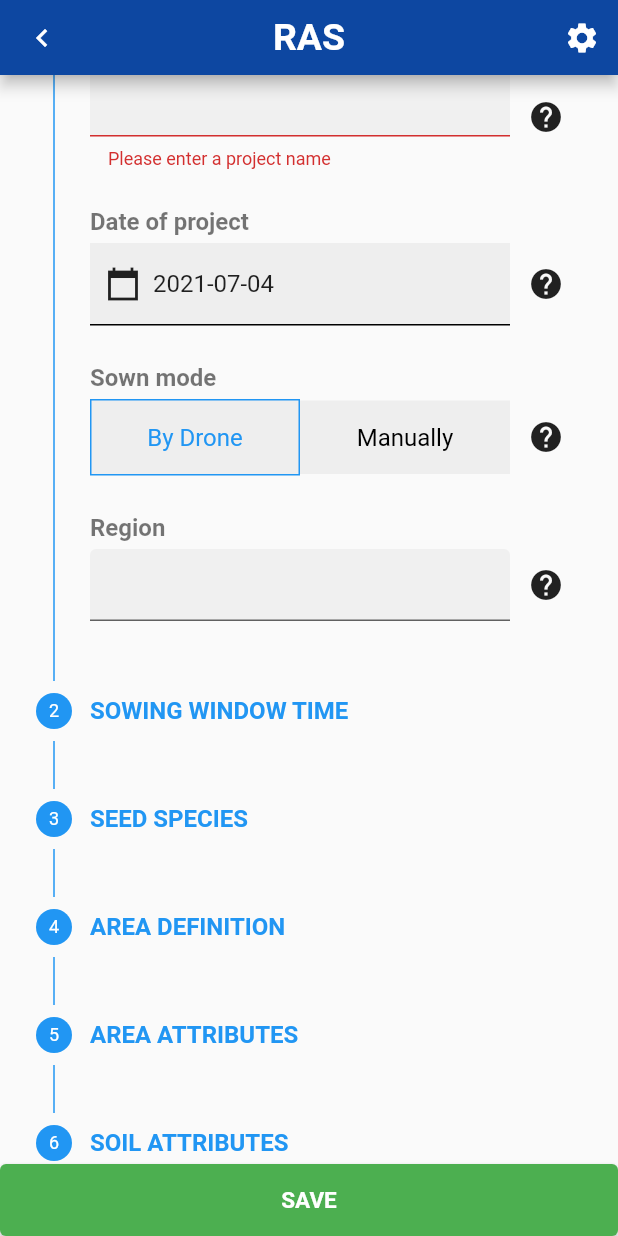
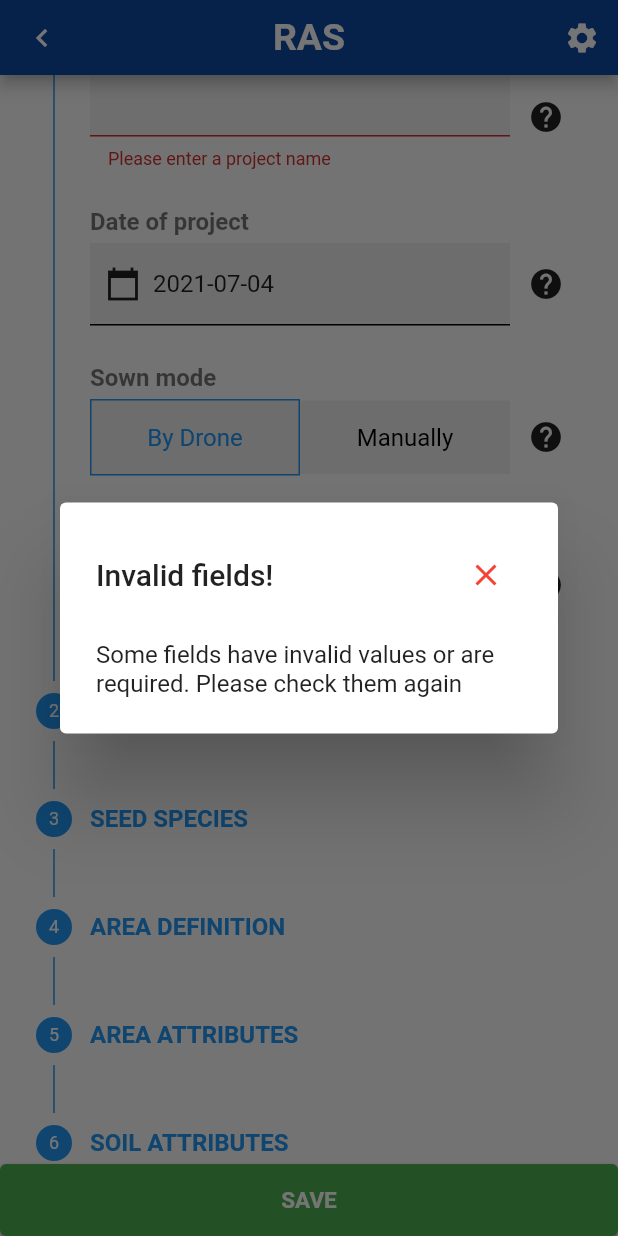
Before and after one commit to LiquidGalaxyLAB/reforestation-assistant-simulator, a Flutter app: the ProjectBuilder screen opened directly with empty values, scrolled down 128 dp, after a tap on "SAVE", on a phone screen of 412 x 824 dp. Run offline on Flutter 3.47's test engine with Material 2 defaults, Android fonts, the phone set to English and light mode, and no system bars; our stand-ins replace geolocator, google_maps_flutter, image_picker, permission_handler, sembast, shared_preferences; missing offline and left inert: ssh; accounts and stored records are empty.

Commit message:
added validation to form fields

```diff
--- a/ras/lib/screens/ProjectBuilder.dart
+++ b/ras/lib/screens/ProjectBuilder.dart
@@ -108,7 +108,10 @@ class _ProjectBuilderState extends State<ProjectBuilder> {
                   onPressed: () {
                     Navigator.of(context).pop();
                   },
-                  icon: Icon(Icons.close, color: Colors.red,),
+                  icon: Icon(
+                    Icons.close,
+                    color: Colors.red,
+                  ),
                 ),
               ],
             ),
@@ -186,7 +189,10 @@ class _ProjectBuilderState extends State<ProjectBuilder> {
                   onPressed: () {
                     Navigator.of(context).pop();
                   },
-                  icon: Icon(Icons.close, color: Colors.red,),
+                  icon: Icon(
+                    Icons.close,
+                    color: Colors.red,
+                  ),
                 ),
               ],
             ),
@@ -195,7 +201,7 @@ class _ProjectBuilderState extends State<ProjectBuilder> {
         });
   }
 
-   _editSeedDensity(Seed seed) {
+  _editSeedDensity(Seed seed) {
     showDialog(
         context: context,
         builder: (BuildContext context) {
@@ -208,7 +214,10 @@ class _ProjectBuilderState extends State<ProjectBuilder> {
                   onPressed: () {
                     Navigator.of(context).pop();
                   },
-                  icon: Icon(Icons.close, color: Colors.red,),
+                  icon: Icon(
+                    Icons.close,
+                    color: Colors.red,
+                  ),
                 ),
               ],
             ),
@@ -898,7 +907,7 @@ class _ProjectBuilderState extends State<ProjectBuilder> {
                             padding:
                                 const EdgeInsets.only(top: 25.0, bottom: 5),
                             child: Text(
-                              'Valid surface (1-100)%',
+                              'Valid surface (0-100)%',
                               style: TextStyle(
                                 fontWeight: FontWeight.bold,
                                 fontSize: 16,
@@ -915,6 +924,13 @@ class _ProjectBuilderState extends State<ProjectBuilder> {
                                   decoration: InputDecoration(
                                     filled: true,
                                   ),
+                                  validator: (value) {
+                                    if (double.parse(value!) < 0 ||
+                                        double.parse(value) > 100) {
+                                      return 'Wrong range! Allowed values are 0 to 100';
+                                    }
+                                    return null;
+                                  },
                                 ),
                               ),
                               IconButton(
@@ -928,7 +944,7 @@ class _ProjectBuilderState extends State<ProjectBuilder> {
                             padding:
                                 const EdgeInsets.only(top: 25.0, bottom: 5),
                             child: Text(
-                              'Invalid surface (1-100)%',
+                              'Invalid surface (0-100)%',
                               style: TextStyle(
                                 fontWeight: FontWeight.bold,
                                 fontSize: 16,
@@ -945,6 +961,13 @@ class _ProjectBuilderState extends State<ProjectBuilder> {
                                   decoration: InputDecoration(
                                     filled: true,
                                   ),
+                                  validator: (value) {
+                                    if (double.parse(value!) < 0 ||
+                                        double.parse(value) > 100) {
+                                      return 'Wrong range! Allowed values are 0 to 100';
+                                    }
+                                    return null;
+                                  },
                                 ),
                               ),
                               IconButton(
@@ -958,7 +981,7 @@ class _ProjectBuilderState extends State<ProjectBuilder> {
                             padding:
                                 const EdgeInsets.only(top: 25.0, bottom: 5),
                             child: Text(
-                              'Empty land (1-100)%',
+                              'Empty land (0-100)%',
                               style: TextStyle(
                                 fontWeight: FontWeight.bold,
                                 fontSize: 16,
@@ -975,6 +998,13 @@ class _ProjectBuilderState extends State<ProjectBuilder> {
                                   decoration: InputDecoration(
                                     filled: true,
                                   ),
+                                  validator: (value) {
+                                    if (double.parse(value!) < 0 ||
+                                        double.parse(value) > 100) {
+                                      return 'Wrong range! Allowed values are 0 to 100';
+                                    }
+                                    return null;
+                                  },
                                 ),
                               ),
                               IconButton(
@@ -1194,6 +1224,13 @@ class _ProjectBuilderState extends State<ProjectBuilder> {
                                   decoration: InputDecoration(
                                     filled: true,
                                   ),
+                                  validator: (value) {
+                                    if (double.parse(value!) < 0 ||
+                                        double.parse(value) > 14) {
+                                      return 'Wrong range! Allowed values are 0 to 14';
+                                    }
+                                    return null;
+                                  },
                                 ),
                               ),
                               IconButton(
@@ -1207,7 +1244,7 @@ class _ProjectBuilderState extends State<ProjectBuilder> {
                             padding:
                                 const EdgeInsets.only(top: 25.0, bottom: 5),
                             child: Text(
-                              'Fractured',
+                              'Fractured stones',
                               style: TextStyle(
                                 fontWeight: FontWeight.bold,
                                 fontSize: 16,
@@ -1285,7 +1322,7 @@ class _ProjectBuilderState extends State<ProjectBuilder> {
                             padding:
                                 const EdgeInsets.only(top: 25.0, bottom: 5),
                             child: Text(
-                              'Hummus presence (1-10)',
+                              'Hummus presence (0-10)',
                               style: TextStyle(
                                 fontWeight: FontWeight.bold,
                                 fontSize: 16,
@@ -1302,6 +1339,13 @@ class _ProjectBuilderState extends State<ProjectBuilder> {
                                   decoration: InputDecoration(
                                     filled: true,
                                   ),
+                                  validator: (value) {
+                                    if (double.parse(value!) < 0 ||
+                                        double.parse(value) > 10) {
+                                      return 'Wrong range! Allowed values are 0 to 10';
+                                    }
+                                    return null;
+                                  },
                                 ),
                               ),
                               IconButton(
@@ -1373,6 +1417,7 @@ class _ProjectBuilderState extends State<ProjectBuilder> {
                                 _saveProject(args);
                               } else
                                 print('ooppsss throw error');
+                                showHelpDialog('Invalid fields!', 'Some fields have invalid values or are required. Please check them again');
                             },
                           ),
                         ),
--- a/ras/lib/screens/SeedForm.dart
+++ b/ras/lib/screens/SeedForm.dart
@@ -472,6 +472,7 @@ class _SeedFormState extends State<SeedForm> {
                               saveSeed(args);
                             } else
                               print('ooppsss throw error');
+                              showHelpDialog('Invalid fields!', 'Some fields have invalid values or are required. Please check them again');
                           },
                         ),
                       ),
```
